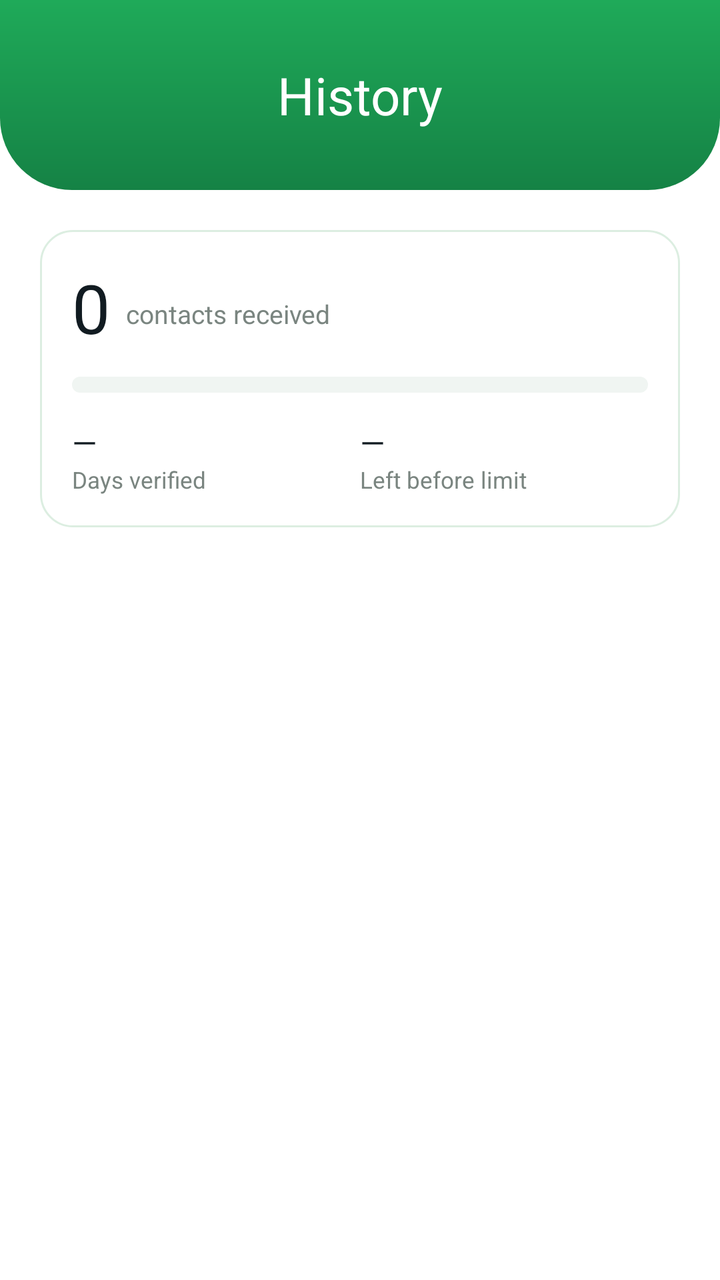
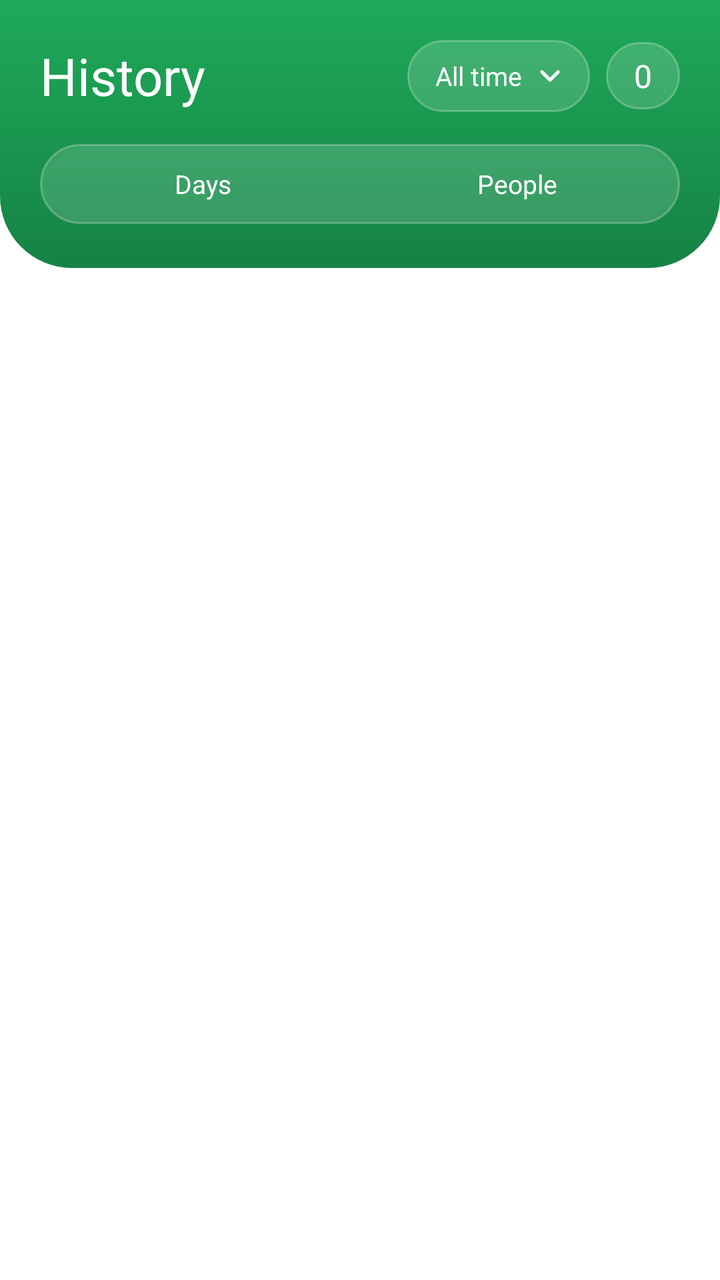

Screens rendered from an Android XML layout before and after an edit, with the pre-edit source and the edit as a unified diff.
<!-- AndroidManifest.xml: application theme Theme.ViewGrow.Starting -->
<!-- res/layout/fragment_history.xml -->
<?xml version="1.0" encoding="utf-8"?>
<LinearLayout xmlns:android="http://schemas.android.com/apk/res/android"
    android:layout_width="match_parent"
    android:layout_height="match_parent"
    android:background="@color/surface"
    android:orientation="vertical">

    <LinearLayout
        android:id="@+id/hero"
        android:layout_width="match_parent"
        android:layout_height="wrap_content"
        android:background="@drawable/bg_hero"
        android:gravity="center_horizontal"
        android:orientation="vertical"
        android:paddingTop="30dp"
        android:paddingBottom="30dp">
        <TextView
            android:layout_width="wrap_content"
            android:layout_height="wrap_content"
            android:tag="extrabold"
            android:text="History"
            android:textColor="@color/white"
            android:textSize="26sp" />
    </LinearLayout>

    <ScrollView
        android:layout_width="match_parent"
        android:layout_height="0dp"
        android:layout_weight="1"
        android:clipToPadding="false"
        android:paddingBottom="90dp"
        android:scrollbars="none">
        <LinearLayout
            android:layout_width="match_parent"
            android:layout_height="wrap_content"
            android:orientation="vertical"
            android:paddingStart="20dp"
            android:paddingTop="20dp"
            android:paddingEnd="20dp"
            android:paddingBottom="12dp">

            
            <LinearLayout
                android:id="@+id/hist_summary"
                android:layout_width="match_parent"
                android:layout_height="wrap_content"
                android:background="@drawable/bg_card"
                android:orientation="vertical"
                android:padding="16dp">
                <LinearLayout
                    android:layout_width="match_parent"
                    android:layout_height="wrap_content"
                    android:gravity="bottom"
                    android:orientation="horizontal">
                    <TextView
                        android:id="@+id/sum_total"
                        android:layout_width="wrap_content"
                        android:layout_height="wrap_content"
                        android:tag="extrabold"
                        android:text="0"
                        android:textColor="@color/dark"
                        android:textSize="34sp" />
                    <TextView
                        android:id="@+id/sum_of"
                        android:layout_width="0dp"
                        android:layout_height="wrap_content"
                        android:layout_marginStart="8dp"
                        android:layout_marginBottom="5dp"
                        android:layout_weight="1"
                        android:text="contacts received"
                        android:textColor="@color/text2"
                        android:textSize="13sp" />
                    <TextView
                        android:id="@+id/sum_pct"
                        android:layout_width="wrap_content"
                        android:layout_height="wrap_content"
                        android:layout_marginBottom="5dp"
                        android:background="@drawable/bg_tag_green"
                        android:paddingStart="10dp"
                        android:paddingTop="3dp"
                        android:paddingEnd="10dp"
                        android:paddingBottom="3dp"
                        android:tag="bold"
                        android:textColor="@color/green_text"
                        android:textSize="12sp"
                        android:visibility="gone" />
                </LinearLayout>
                <ProgressBar
                    android:id="@+id/sum_bar"
                    style="?android:attr/progressBarStyleHorizontal"
                    android:layout_width="match_parent"
                    android:layout_height="8dp"
                    android:layout_marginTop="12dp"
                    android:max="100"
                    android:progress="0"
                    android:progressDrawable="@drawable/bg_progress" />
                <LinearLayout
                    android:layout_width="match_parent"
                    android:layout_height="wrap_content"
                    android:layout_marginTop="14dp"
                    android:orientation="horizontal">
                    <LinearLayout
                        android:layout_width="0dp"
                        android:layout_height="wrap_content"
                        android:layout_weight="1"
                        android:orientation="vertical">
                        <TextView
                            android:id="@+id/sum_days"
                            android:layout_width="wrap_content"
                            android:layout_height="wrap_content"
                            android:tag="bold"
                            android:text="\u2014"
                            android:textColor="@color/dark"
                            android:textSize="16sp" />
                        <TextView
                            android:layout_width="wrap_content"
                            android:layout_height="wrap_content"
                            android:text="Days verified"
                            android:textColor="@color/text2"
                            android:textSize="11.5sp" />
                    </LinearLayout>
                    <LinearLayout
                        android:layout_width="0dp"
                        android:layout_height="wrap_content"
                        android:layout_weight="1"
                        android:orientation="vertical">
                        <TextView
                            android:id="@+id/sum_left"
                            android:layout_width="wrap_content"
                            android:layout_height="wrap_content"
                            android:tag="bold"
                            android:text="\u2014"
                            android:textColor="@color/dark"
                            android:textSize="16sp" />
                        <TextView
                            android:layout_width="wrap_content"
                            android:layout_height="wrap_content"
                            android:text="Left before limit"
                            android:textColor="@color/text2"
                            android:textSize="11.5sp" />
                    </LinearLayout>
                </LinearLayout>
            </LinearLayout>

            
            <LinearLayout
                android:id="@+id/hist_list"
                android:layout_width="match_parent"
                android:layout_height="wrap_content"
                android:layout_marginTop="14dp"
                android:orientation="vertical" />

            <TextView
                android:id="@+id/hist_foot"
                android:layout_width="match_parent"
                android:layout_height="wrap_content"
                android:gravity="center"
                android:paddingTop="12dp"
                android:paddingBottom="16dp"
                android:tag="semibold"
                android:textColor="@color/green_text"
                android:textSize="13sp" />
        </LinearLayout>
    </ScrollView>
</LinearLayout>
<!-- resources referenced by this layout -->
<resources>
  <color name="dark">#111B21</color>
  <color name="green_text">#158245</color>
  <color name="surface">#FFFFFF</color>
  <color name="text2">#7A8580</color>
  <color name="white">#FFFFFF</color>
  <!-- drawable bg_card (drawable) -->
  <?xml version="1.0" encoding="utf-8"?>
  <shape xmlns:android="http://schemas.android.com/apk/res/android" android:shape="rectangle">
      <solid android:color="@color/surface" />
      <stroke android:width="1dp" android:color="@color/border" />
      <corners android:radius="16dp" />
  </shape>
  <!-- drawable bg_hero (drawable) -->
  <?xml version="1.0" encoding="utf-8"?>
  <shape xmlns:android="http://schemas.android.com/apk/res/android" android:shape="rectangle">
      <gradient android:angle="270" android:startColor="@color/green" android:endColor="@color/green_dark" />
      <corners android:bottomLeftRadius="36dp" android:bottomRightRadius="36dp" />
  </shape>
  <!-- drawable bg_progress (drawable) -->
  <?xml version="1.0" encoding="utf-8"?>
  <layer-list xmlns:android="http://schemas.android.com/apk/res/android">
      <item android:id="@android:id/background">
          <shape android:shape="rectangle">
              <solid android:color="@color/seg_track" />
              <corners android:radius="100dp" />
          </shape>
      </item>
      <item android:id="@android:id/progress">
          <clip>
              <shape android:shape="rectangle">
                  <solid android:color="@color/btn_fill" />
                  <corners android:radius="100dp" />
              </shape>
          </clip>
      </item>
  </layer-list>
  <!-- drawable bg_tag_green (drawable) -->
  <?xml version="1.0" encoding="utf-8"?>
  <shape xmlns:android="http://schemas.android.com/apk/res/android" android:shape="rectangle">
      <solid android:color="@color/tint" />
      <corners android:radius="100dp" />
  </shape>
  <style name="Theme.ViewGrow.Starting" parent="Theme.SplashScreen">
          <item name="windowSplashScreenBackground">@color/splash_bg</item>
          <item name="windowSplashScreenAnimatedIcon">@drawable/splash_icon</item>
          <item name="postSplashScreenTheme">@style/Theme.ViewGrow</item>
      </style>
  <color name="border">#DCEEE1</color>
  <color name="green">#1FAA59</color>
  <color name="green_dark">#158245</color>
  <color name="seg_track">#F0F5F2</color>
  <color name="btn_fill">#1FAA59</color>
  <color name="tint">#E1F5EB</color>
  <color name="splash_bg">#F6F6F6</color>
  <!-- drawable splash_icon: png bitmap (drawable-nodpi, 113375 bytes) -->
  <style name="Theme.ViewGrow" parent="Theme.MaterialComponents.DayNight.NoActionBar">
          <item name="colorPrimary">@color/green</item>
          <item name="colorSurface">@color/surface</item>
          <item name="colorOnSurface">@color/dark</item>
          <item name="colorPrimaryVariant">@color/green_dark</item>
          <item name="colorOnPrimary">@color/white</item>
          <item name="colorSecondary">@color/green</item>
          <item name="colorControlActivated">@color/green</item>
          <item name="android:windowBackground">@color/surface</item>
          <item name="android:statusBarColor">@android:color/transparent</item>
          <item name="android:navigationBarColor">@color/surface</item>
          <item name="android:windowLightStatusBar">false</item>
      </style>
</resources>

<!-- the commit's change to res/layout/fragment_history.xml (unified diff, before → after) -->
@@ -5,22 +5,103 @@
     android:background="@color/surface"
     android:orientation="vertical">
 
+    
     <LinearLayout
         android:id="@+id/hero"
         android:layout_width="match_parent"
         android:layout_height="wrap_content"
         android:background="@drawable/bg_hero"
-        android:gravity="center_horizontal"
         android:orientation="vertical"
-        android:paddingTop="30dp"
-        android:paddingBottom="30dp">
-        <TextView
-            android:layout_width="wrap_content"
+        android:paddingStart="20dp"
+        android:paddingTop="20dp"
+        android:paddingEnd="20dp"
+        android:paddingBottom="22dp">
+
+        <LinearLayout
+            android:layout_width="match_parent"
             android:layout_height="wrap_content"
-            android:tag="extrabold"
-            android:text="History"
-            android:textColor="@color/white"
-            android:textSize="26sp" />
+            android:gravity="center_vertical"
+            android:orientation="horizontal">
+            <TextView
+                android:layout_width="0dp"
+                android:layout_height="wrap_content"
+                android:layout_weight="1"
+                android:tag="extrabold"
+                android:text="History"
+                android:textColor="@color/white"
+                android:textSize="26sp" />
+            <TextView
+                android:id="@+id/hist_chip"
+                android:layout_width="wrap_content"
+                android:layout_height="36dp"
+                android:layout_marginEnd="8dp"
+                android:background="@drawable/bg_badge_glass"
+                android:drawableEnd="@drawable/ic_chevron_down"
+                android:drawablePadding="6dp"
+                android:gravity="center_vertical"
+                android:paddingStart="14dp"
+                android:paddingEnd="12dp"
+                android:singleLine="true"
+                android:tag="semibold"
+                android:text="All time"
+                android:textColor="@color/white"
+                android:textSize="13sp" />
+            <LinearLayout
+                android:layout_width="wrap_content"
+                android:layout_height="wrap_content"
+                android:background="@drawable/bg_badge_glass"
+                android:gravity="bottom"
+                android:orientation="horizontal"
+                android:paddingStart="14dp"
+                android:paddingTop="6dp"
+                android:paddingEnd="14dp"
+                android:paddingBottom="6dp">
+                <TextView
+                    android:id="@+id/hist_total"
+                    android:layout_width="wrap_content"
+                    android:layout_height="wrap_content"
+                    android:tag="bold"
+                    android:text="0"
+                    android:textColor="@color/white"
+                    android:textSize="16sp" />
+                <TextView
+                    android:id="@+id/hist_limit"
+                    android:layout_width="wrap_content"
+                    android:layout_height="wrap_content"
+                    android:tag="semibold"
+                    android:textColor="@color/header_label"
+                    android:textSize="12sp" />
+            </LinearLayout>
+        </LinearLayout>
+        
+        <LinearLayout
+            android:layout_width="match_parent"
+            android:layout_height="wrap_content"
+            android:layout_marginTop="16dp"
+            android:background="@drawable/bg_badge_glass"
+            android:orientation="horizontal"
+            android:padding="3dp">
+            <TextView
+                android:id="@+id/tog_days"
+                android:layout_width="0dp"
+                android:layout_height="34dp"
+                android:layout_weight="1"
+                android:gravity="center"
+                android:tag="semibold"
+                android:text="Days"
+                android:textColor="@color/white"
+                android:textSize="13sp" />
+            <TextView
+                android:id="@+id/tog_people"
+                android:layout_width="0dp"
+                android:layout_height="34dp"
+                android:layout_weight="1"
+                android:gravity="center"
+                android:tag="semibold"
+                android:text="People"
+                android:textColor="@color/white"
+                android:textSize="13sp" />
+        </LinearLayout>
     </LinearLayout>
 
     <ScrollView
@@ -35,119 +116,14 @@
             android:layout_height="wrap_content"
             android:orientation="vertical"
             android:paddingStart="20dp"
-            android:paddingTop="20dp"
+            android:paddingTop="16dp"
             android:paddingEnd="20dp"
             android:paddingBottom="12dp">
 
-            
-            <LinearLayout
-                android:id="@+id/hist_summary"
-                android:layout_width="match_parent"
-                android:layout_height="wrap_content"
-                android:background="@drawable/bg_card"
-                android:orientation="vertical"
-                android:padding="16dp">
-                <LinearLayout
-                    android:layout_width="match_parent"
-                    android:layout_height="wrap_content"
-                    android:gravity="bottom"
-                    android:orientation="horizontal">
-                    <TextView
-                        android:id="@+id/sum_total"
-                        android:layout_width="wrap_content"
-                        android:layout_height="wrap_content"
-                        android:tag="extrabold"
-                        android:text="0"
-                        android:textColor="@color/dark"
-                        android:textSize="34sp" />
-                    <TextView
-                        android:id="@+id/sum_of"
-                        android:layout_width="0dp"
-                        android:layout_height="wrap_content"
-                        android:layout_marginStart="8dp"
-                        android:layout_marginBottom="5dp"
-                        android:layout_weight="1"
-                        android:text="contacts received"
-                        android:textColor="@color/text2"
-                        android:textSize="13sp" />
-                    <TextView
-                        android:id="@+id/sum_pct"
-                        android:layout_width="wrap_content"
-                        android:layout_height="wrap_content"
-                        android:layout_marginBottom="5dp"
-                        android:background="@drawable/bg_tag_green"
-                        android:paddingStart="10dp"
-                        android:paddingTop="3dp"
-                        android:paddingEnd="10dp"
-                        android:paddingBottom="3dp"
-                        android:tag="bold"
-                        android:textColor="@color/green_text"
-                        android:textSize="12sp"
-                        android:visibility="gone" />
-                </LinearLayout>
-                <ProgressBar
-                    android:id="@+id/sum_bar"
-                    style="?android:attr/progressBarStyleHorizontal"
-                    android:layout_width="match_parent"
-                    android:layout_height="8dp"
-                    android:layout_marginTop="12dp"
-                    android:max="100"
-                    android:progress="0"
-                    android:progressDrawable="@drawable/bg_progress" />
-                <LinearLayout
-                    android:layout_width="match_parent"
-                    android:layout_height="wrap_content"
-                    android:layout_marginTop="14dp"
-                    android:orientation="horizontal">
-                    <LinearLayout
-                        android:layout_width="0dp"
-                        android:layout_height="wrap_content"
-                        android:layout_weight="1"
-                        android:orientation="vertical">
-                        <TextView
-                            android:id="@+id/sum_days"
-                            android:layout_width="wrap_content"
-                            android:layout_height="wrap_content"
-                            android:tag="bold"
-                            android:text="\u2014"
-                            android:textColor="@color/dark"
-                            android:textSize="16sp" />
-                        <TextView
-                            android:layout_width="wrap_content"
-                            android:layout_height="wrap_content"
-                            android:text="Days verified"
-                            android:textColor="@color/text2"
-                            android:textSize="11.5sp" />
-                    </LinearLayout>
-                    <LinearLayout
-                        android:layout_width="0dp"
-                        android:layout_height="wrap_content"
-                        android:layout_weight="1"
-                        android:orientation="vertical">
-                        <TextView
-                            android:id="@+id/sum_left"
-                            android:layout_width="wrap_content"
-                            android:layout_height="wrap_content"
-                            android:tag="bold"
-                            android:text="\u2014"
-                            android:textColor="@color/dark"
-                            android:textSize="16sp" />
-                        <TextView
-                            android:layout_width="wrap_content"
-                            android:layout_height="wrap_content"
-                            android:text="Left before limit"
-                            android:textColor="@color/text2"
-                            android:textSize="11.5sp" />
-                    </LinearLayout>
-                </LinearLayout>
-            </LinearLayout>
-
-            
             <LinearLayout
                 android:id="@+id/hist_list"
                 android:layout_width="match_parent"
                 android:layout_height="wrap_content"
-                android:layout_marginTop="14dp"
                 android:orientation="vertical" />
 
             <TextView
<!-- resource entries referenced after the edit -->
@@ -2,15 +2,15 @@
 <resources>
   <color name="dark">#111B21</color>
   <color name="green_text">#158245</color>
+  <color name="header_label">#D9F2E4</color>
   <color name="surface">#FFFFFF</color>
-  <color name="text2">#7A8580</color>
   <color name="white">#FFFFFF</color>
-  <!-- drawable bg_card (drawable) -->
+  <!-- drawable bg_badge_glass (drawable) -->
   <?xml version="1.0" encoding="utf-8"?>
   <shape xmlns:android="http://schemas.android.com/apk/res/android" android:shape="rectangle">
-      <solid android:color="@color/surface" />
-      <stroke android:width="1dp" android:color="@color/border" />
-      <corners android:radius="16dp" />
+      <solid android:color="#26FFFFFF" />
+      <stroke android:width="1dp" android:color="#40FFFFFF" />
+      <corners android:radius="100dp" />
   </shape>
   <!-- drawable bg_hero (drawable) -->
   <?xml version="1.0" encoding="utf-8"?>
@@ -18,41 +18,28 @@
       <gradient android:angle="270" android:startColor="@color/green" android:endColor="@color/green_dark" />
       <corners android:bottomLeftRadius="36dp" android:bottomRightRadius="36dp" />
   </shape>
-  <!-- drawable bg_progress (drawable) -->
+  <!-- drawable ic_chevron_down (drawable) -->
   <?xml version="1.0" encoding="utf-8"?>
-  <layer-list xmlns:android="http://schemas.android.com/apk/res/android">
-      <item android:id="@android:id/background">
-          <shape android:shape="rectangle">
-              <solid android:color="@color/seg_track" />
-              <corners android:radius="100dp" />
-          </shape>
-      </item>
-      <item android:id="@android:id/progress">
-          <clip>
-              <shape android:shape="rectangle">
-                  <solid android:color="@color/btn_fill" />
-                  <corners android:radius="100dp" />
-              </shape>
-          </clip>
-      </item>
-  </layer-list>
-  <!-- drawable bg_tag_green (drawable) -->
-  <?xml version="1.0" encoding="utf-8"?>
-  <shape xmlns:android="http://schemas.android.com/apk/res/android" android:shape="rectangle">
-      <solid android:color="@color/tint" />
-      <corners android:radius="100dp" />
-  </shape>
+  <vector xmlns:android="http://schemas.android.com/apk/res/android"
+      android:width="16dp"
+      android:height="16dp"
+      android:viewportWidth="24"
+      android:viewportHeight="24">
+      <path
+          android:fillColor="#00000000"
+          android:strokeColor="#FFFFFF"
+          android:strokeWidth="2.6"
+          android:strokeLineCap="round"
+          android:strokeLineJoin="round"
+          android:pathData="M6,9l6,6 6,-6" />
+  </vector>
   <style name="Theme.ViewGrow.Starting" parent="Theme.SplashScreen">
           <item name="windowSplashScreenBackground">@color/splash_bg</item>
           <item name="windowSplashScreenAnimatedIcon">@drawable/splash_icon</item>
           <item name="postSplashScreenTheme">@style/Theme.ViewGrow</item>
       </style>
-  <color name="border">#DCEEE1</color>
   <color name="green">#1FAA59</color>
   <color name="green_dark">#158245</color>
-  <color name="seg_track">#F0F5F2</color>
-  <color name="btn_fill">#1FAA59</color>
-  <color name="tint">#E1F5EB</color>
   <color name="splash_bg">#F6F6F6</color>
   <!-- drawable splash_icon: png bitmap (drawable-nodpi, 113375 bytes) -->
   <style name="Theme.ViewGrow" parent="Theme.MaterialComponents.DayNight.NoActionBar">
